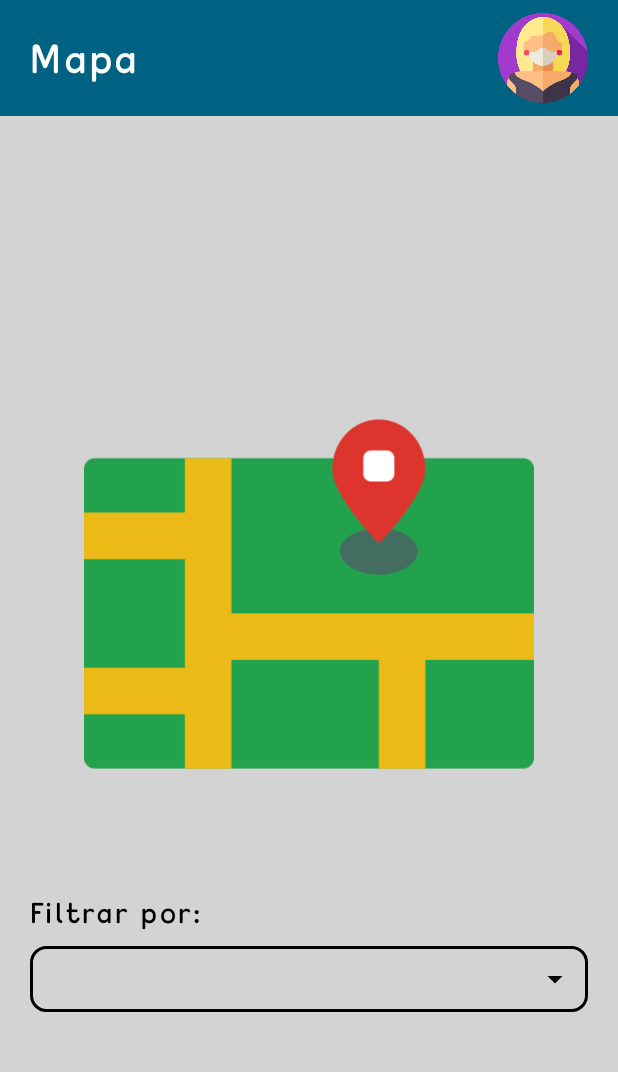
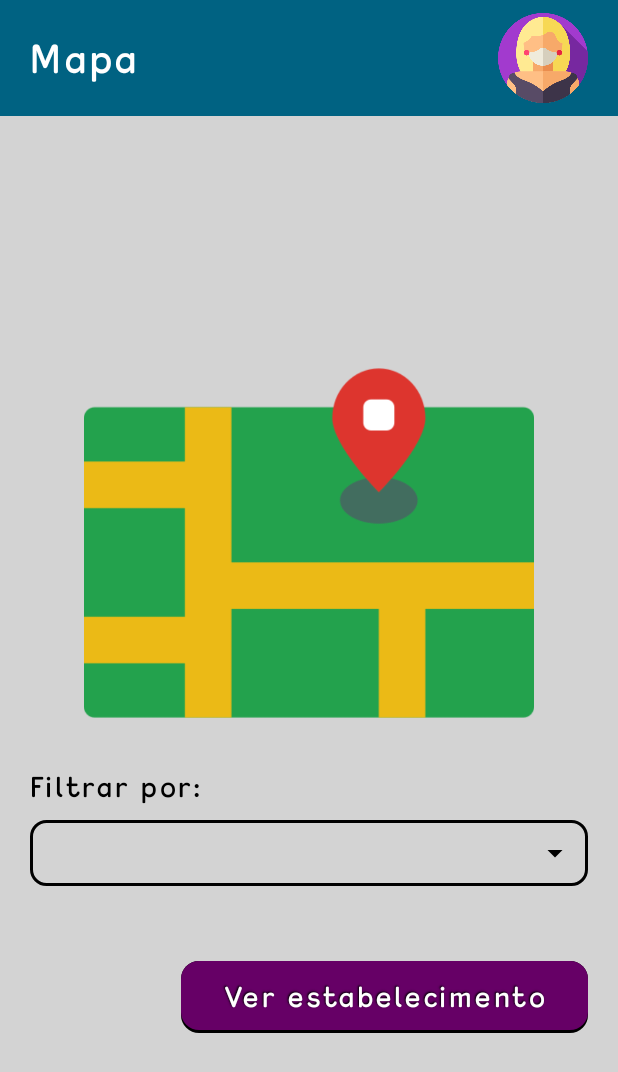
Before and after one commit to ahset/AproximaBraganca, an Android app: the MapaCliente screen opened through its navigation route, on a phone screen of 412 x 824 dp. Shown: the top 1072 px of the screen. Run offline under Robolectric (Android 15) with nearby library versions, the phone set to English and light mode, and no system bars.

Commit message:
navi diferente

```diff
--- a/app/src/main/res/layout/fragment_estabelecimento_cliente.xml
+++ b/app/src/main/res/layout/fragment_estabelecimento_cliente.xml
@@ -88,7 +88,6 @@
                     android:src="@drawable/store"
                     android:layout_gravity="center"/>
                 <TextView
-                    android:id="@+id/btnEntrar"
                     android:layout_width="wrap_content"
                     android:layout_height="wrap_content"
                     android:layout_marginTop="30dp"
--- a/app/src/main/res/layout/fragment_mapa_cliente.xml
+++ b/app/src/main/res/layout/fragment_mapa_cliente.xml
@@ -61,8 +61,7 @@
     android:layout_width="wrap_content"
     android:layout_height="wrap_content"
     android:text="Filtrar por:"
-    android:layout_marginBottom="10dp"
-    android:layout_marginTop="50dp"/>
+    android:layout_marginBottom="10dp" />
 
                 <Spinner
                     android:id="@+id/diqueiroSpinnerDicas"
@@ -74,6 +73,18 @@
 
                     android:scrollbarSize="4dp" />
 
+                <Button
+                    android:id="@+id/btnEntrar"
+                    android:layout_marginTop="50dp"
+                    android:layout_width="wrap_content"
+                    android:layout_height="wrap_content"
+                    android:layout_gravity="end"
+                    android:textColor="@android:color/white"
+                    android:background="@drawable/roundbutton"
+                    android:ems="11"
+                    android:text="Ver estabelecimento"
+                    android:layout_marginBottom="20dp"/>
+
 
 
             </LinearLayout>
--- a/app/src/main/res/navigation/navi.xml
+++ b/app/src/main/res/navigation/navi.xml
@@ -7,7 +7,11 @@
     <fragment
         android:id="@+id/mapaCliente"
         android:name="com.example.aproximabraganca.MapaCliente"
-        android:label="MapaCliente" />
+        android:label="MapaCliente" >
+        <action
+            android:id="@+id/action_mapaCliente_to_estabelecimentoCliente"
+            app:destination="@id/estabelecimentoCliente" />
+    </fragment>
     <fragment
         android:id="@+id/dashboardCliente"
         android:name="com.example.aproximabraganca.DashboardCliente"
@@ -18,9 +22,6 @@
         <action
             android:id="@+id/action_dashboardCliente_to_mapaCliente"
             app:destination="@id/mapaCliente" />
-        <action
-            android:id="@+id/action_dashboardCliente_to_estabelecimentoCliente"
-            app:destination="@id/estabelecimentoCliente" />
         <action
             android:id="@+id/action_dashboardCliente_to_perfilCliente"
             app:destination="@id/perfilCliente" />
```
